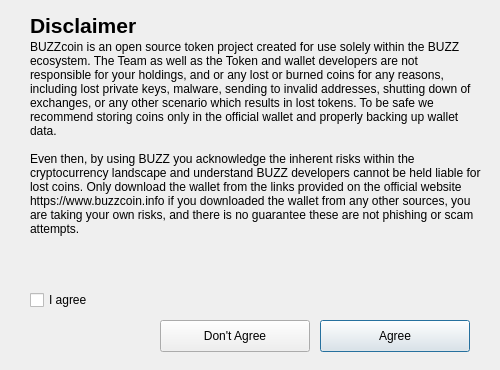
Above: src/qt/forms/disclaimer.ui from BUZZCOINproject/buzzcoin before the change. Below: the same form after it.
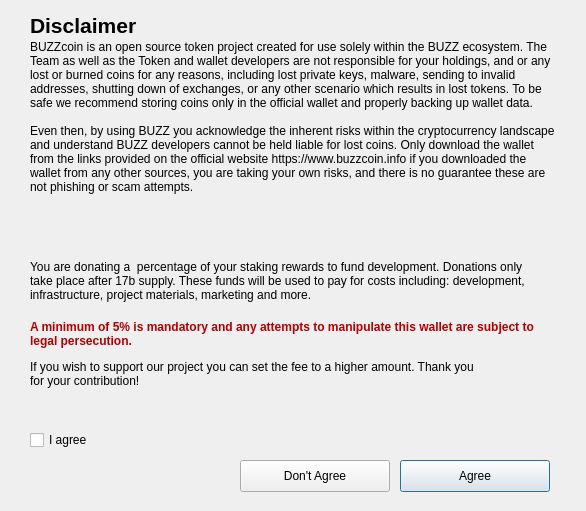
That is the form after the change.

Commit message: added dev fee to disclaimer dialog

Patch:
```diff
--- a/src/qt/forms/disclaimer.ui
+++ b/src/qt/forms/disclaimer.ui
@@ -9,8 +9,8 @@
    <rect>
     <x>0</x>
     <y>0</y>
-    <width>500</width>
-    <height>370</height>
+    <width>586</width>
+    <height>511</height>
    </rect>
   </property>
   <property name="windowTitle">
@@ -50,8 +50,8 @@
     <rect>
      <x>30</x>
      <y>40</y>
-     <width>451</width>
-     <height>231</height>
+     <width>531</width>
+     <height>211</height>
     </rect>
    </property>
    <property name="lineWidth">
@@ -73,7 +73,7 @@
    <property name="geometry">
     <rect>
      <x>30</x>
-     <y>290</y>
+     <y>430</y>
      <width>87</width>
      <height>20</height>
     </rect>
@@ -85,8 +85,8 @@
   <widget class="QPushButton" name="pbAG">
    <property name="geometry">
     <rect>
-     <x>320</x>
-     <y>320</y>
+     <x>400</x>
+     <y>460</y>
      <width>150</width>
      <height>32</height>
     </rect>
@@ -101,8 +101,8 @@
   <widget class="QPushButton" name="pbDNA">
    <property name="geometry">
     <rect>
-     <x>160</x>
-     <y>320</y>
+     <x>240</x>
+     <y>460</y>
      <width>150</width>
      <height>32</height>
     </rect>
@@ -114,6 +114,85 @@
     <bool>false</bool>
    </property>
   </widget>
+  <widget class="QLabel" name="label_6">
+   <property name="geometry">
+    <rect>
+     <x>30</x>
+     <y>360</y>
+     <width>461</width>
+     <height>41</height>
+    </rect>
+   </property>
+   <property name="inputMethodHints">
+    <set>Qt::ImhMultiLine</set>
+   </property>
+   <property name="text">
+    <string>If you wish to support our project you can set the fee to a higher amount. Thank you for your contribution!</string>
+   </property>
+   <property name="alignment">
+    <set>Qt::AlignLeading|Qt::AlignLeft|Qt::AlignTop</set>
+   </property>
+   <property name="wordWrap">
+    <bool>true</bool>
+   </property>
+  </widget>
+  <widget class="QLabel" name="label_5">
+   <property name="geometry">
+    <rect>
+     <x>30</x>
+     <y>320</y>
+     <width>511</width>
+     <height>31</height>
+    </rect>
+   </property>
+   <property name="font">
+    <font>
+     <weight>75</weight>
+     <italic>false</italic>
+     <bold>true</bold>
+    </font>
+   </property>
+   <property name="styleSheet">
+    <string notr="true">color: rgb(180, 0, 2);</string>
+   </property>
+   <property name="inputMethodHints">
+    <set>Qt::ImhMultiLine</set>
+   </property>
+   <property name="text">
+    <string>A minimum of 5% is mandatory and any attempts to manipulate this wallet are subject to legal persecution.</string>
+   </property>
+   <property name="alignment">
+    <set>Qt::AlignLeading|Qt::AlignLeft|Qt::AlignTop</set>
+   </property>
+   <property name="wordWrap">
+    <bool>true</bool>
+   </property>
+  </widget>
+  <widget class="QLabel" name="label_3">
+   <property name="geometry">
+    <rect>
+     <x>30</x>
+     <y>260</y>
+     <width>511</width>
+     <height>51</height>
+    </rect>
+   </property>
+   <property name="styleSheet">
+    <string notr="true"/>
+   </property>
+   <property name="lineWidth">
+    <number>1</number>
+   </property>
+   <property name="text">
+    <string>You are donating a  percentage of your staking rewards to fund development. Donations only take place after 17b supply. These funds will be used to pay for costs including: development, infrastructure, project materials, marketing and more.</string>
+   </property>
+   <property name="alignment">
+    <set>Qt::AlignLeading|Qt::AlignLeft|Qt::AlignTop</set>
+   </property>
+   <property name="wordWrap">
+    <bool>true</bool>
+   </property>
+  </widget>
  </widget>
  <resources>
   <include location="../bitcoin.qrc"/>
```
